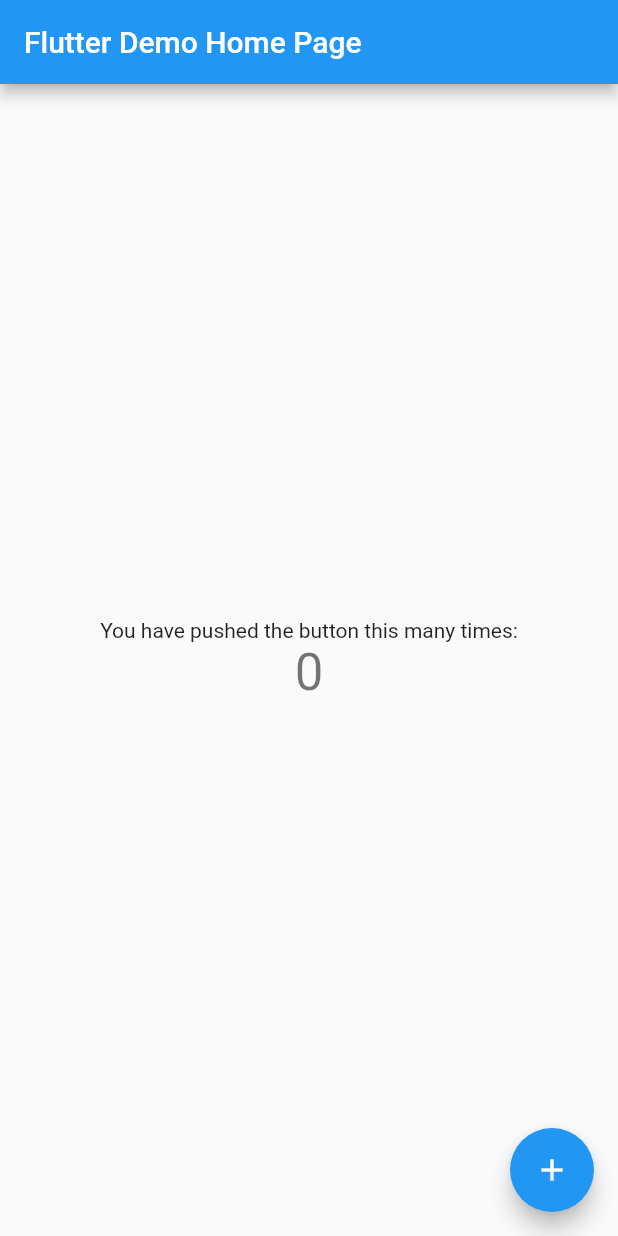
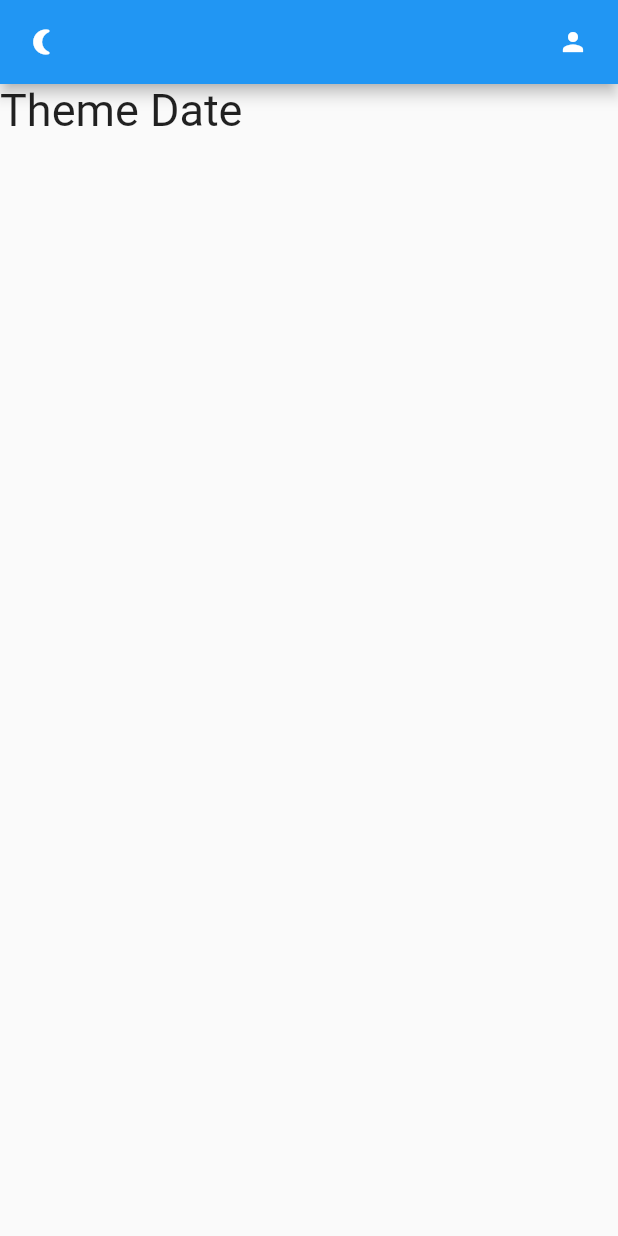
Before and after one commit to Tarik-OFKIR/Tasks_App_Project, a Flutter app: the screen it shows after launch, on a phone screen of 412 x 824 dp. Run offline on Flutter 3.47's test engine with Material 2 defaults, Android fonts, the phone set to English and light mode, and no system bars; our stand-ins replace get_storage.

Commit message:
dark and light mode

```diff
--- a/lib/main.dart
+++ b/lib/main.dart
@@ -1,4 +1,8 @@
+
+
 import 'package:flutter/material.dart';
+import 'package:tasks_projet_innovation_front/ui/home_page.dart';
+import 'package:tasks_projet_innovation_front/ui/theme.dart';
 
 void main() {
   runApp(const MyApp());
@@ -12,104 +16,12 @@ class MyApp extends StatelessWidget {
   Widget build(BuildContext context) {
     return MaterialApp(
       title: 'Flutter Demo',
-      theme: ThemeData(
-        // This is the theme of your application.
-        //
-        // Try running your application with "flutter run". You'll see the
-        // application has a blue toolbar. Then, without quitting the app, try
-        // changing the primarySwatch below to Colors.green and then invoke
-        // "hot reload" (press "r" in the console where you ran "flutter run",
-        // or simply save your changes to "hot reload" in a Flutter IDE).
-        // Notice that the counter didn't reset back to zero; the application
-        // is not restarted.
-        primarySwatch: Colors.blue,
-      ),
-      home: const MyHomePage(title: 'Flutter Demo Home Page'),
+      debugShowCheckedModeBanner: false,
+      theme: Themes.light,
+      darkTheme: Themes.dark,
+      themeMode: ThemeMode.light,
+
+      home:  HomePage()
     );
   }
 }
-
-class MyHomePage extends StatefulWidget {
-  const MyHomePage({Key? key, required this.title}) : super(key: key);
-
-  // This widget is the home page of your application. It is stateful, meaning
-  // that it has a State object (defined below) that contains fields that affect
-  // how it looks.
-
-  // This class is the configuration for the state. It holds the values (in this
-  // case the title) provided by the parent (in this case the App widget) and
-  // used by the build method of the State. Fields in a Widget subclass are
-  // always marked "final".
-
-  final String title;
-
-  @override
-  State<MyHomePage> createState() => _MyHomePageState();
-}
-
-class _MyHomePageState extends State<MyHomePage> {
-  int _counter = 0;
-
-  void _incrementCounter() {
-    setState(() {
-      // This call to setState tells the Flutter framework that something has
-      // changed in this State, which causes it to rerun the build method below
-      // so that the display can reflect the updated values. If we changed
-      // _counter without calling setState(), then the build method would not be
-      // called again, and so nothing would appear to happen.
-      _counter++;
-    });
-  }
-
-  @override
-  Widget build(BuildContext context) {
-    // This method is rerun every time setState is called, for instance as done
-    // by the _incrementCounter method above.
-    //
-    // The Flutter framework has been optimized to make rerunning build methods
-    // fast, so that you can just rebuild anything that needs updating rather
-    // than having to individually change instances of widgets.
-    return Scaffold(
-      appBar: AppBar(
-        // Here we take the value from the MyHomePage object that was created by
-        // the App.build method, and use it to set our appbar title.
-        title: Text(widget.title),
-      ),
-      body: Center(
-        // Center is a layout widget. It takes a single child and positions it
-        // in the middle of the parent.
-        child: Column(
-          // Column is also a layout widget. It takes a list of children and
-          // arranges them vertically. By default, it sizes itself to fit its
-          // children horizontally, and tries to be as tall as its parent.
-          //
-          // Invoke "debug painting" (press "p" in the console, choose the
-          // "Toggle Debug Paint" action from the Flutter Inspector in Android
-          // Studio, or the "Toggle Debug Paint" command in Visual Studio Code)
-          // to see the wireframe for each widget.
-          //
-          // Column has various properties to control how it sizes itself and
-          // how it positions its children. Here we use mainAxisAlignment to
-          // center the children vertically; the main axis here is the vertical
-          // axis because Columns are vertical (the cross axis would be
-          // horizontal).
-          mainAxisAlignment: MainAxisAlignment.center,
-          children: <Widget>[
-            const Text(
-              'You have pushed the button this many times:',
-            ),
-            Text(
-              '$_counter',
-              style: Theme.of(context).textTheme.headline4,
-            ),
-          ],
-        ),
-      ),
-      floatingActionButton: FloatingActionButton(
-        onPressed: _incrementCounter,
-        tooltip: 'Increment',
-        child: const Icon(Icons.add),
-      ), // This trailing comma makes auto-formatting nicer for build methods.
-    );
-  }
-}
--- /dev/null
+++ b/lib/services/theme_service.dart
@@ -0,0 +1,11 @@
+import 'package:get_storage/get_storage.dart';
+
+class ThemeService {
+
+  final _box = GetStorage();
+  final _key = 'isDarkMode';
+
+  bool _loadThemeFromBox() => _box.read(_key)??false;
+
+
+}
--- /dev/null
+++ b/lib/ui/home_page.dart
@@ -0,0 +1,42 @@
+import 'package:flutter/material.dart';
+
+class HomePage extends StatefulWidget {
+  const HomePage({ Key? key }) : super(key: key);
+
+  @override
+  State<HomePage> createState() => _HomePageState();
+}
+
+class _HomePageState extends State<HomePage> {
+  @override
+  Widget build(BuildContext context) {
+    return Scaffold(
+      appBar: _appBar(),
+      body: Column(children: [
+        Text("Theme Date",
+        style: TextStyle(
+          fontSize: 30
+        ))
+      ],)
+
+    );
+  }
+
+  _appBar(){
+    return AppBar(
+      leading: GestureDetector(
+        onTap: () {
+          print("tapped");
+        },
+        child: Icon(Icons.nightlight_round,
+        size: 20,),
+      ),
+      actions: [
+        Icon(Icons.person,
+        size: 20,),
+        SizedBox(width: 20,),
+      ],
+
+    );
+  }
+}
--- /dev/null
+++ b/lib/ui/theme.dart
@@ -0,0 +1,23 @@
+
+import 'package:flutter/material.dart';
+
+const Color bluishClr = Color(0xFF4e5ae8);
+const Color yellowClr = Color(0xFFFFB746);
+const Color pinkClr = Color(0xFFff4667);
+const Color white = Colors.white;
+const primaryClr =bluishClr;
+const Color darkGreyClr = Color(0xFF121212);
+Color darkHeaderClr = Color(0xFF424242);
+
+class Themes {
+  static final light= ThemeData(
+        primaryColor: primaryClr,
+        brightness: Brightness.light
+
+      );
+  static final dark= ThemeData(
+        primaryColor: darkGreyClr,
+        brightness: Brightness.dark
+
+      );
+}
--- a/pubspec.yaml
+++ b/pubspec.yaml
@@ -34,6 +34,8 @@ dependencies:
   # The following adds the Cupertino Icons font to your application.
   # Use with the CupertinoIcons class for iOS style icons.
   cupertino_icons: ^1.0.2
+  get_storage:
+  get:
 
 dev_dependencies:
   flutter_test:
```
Also changed, not shown: pubspec.lock.
